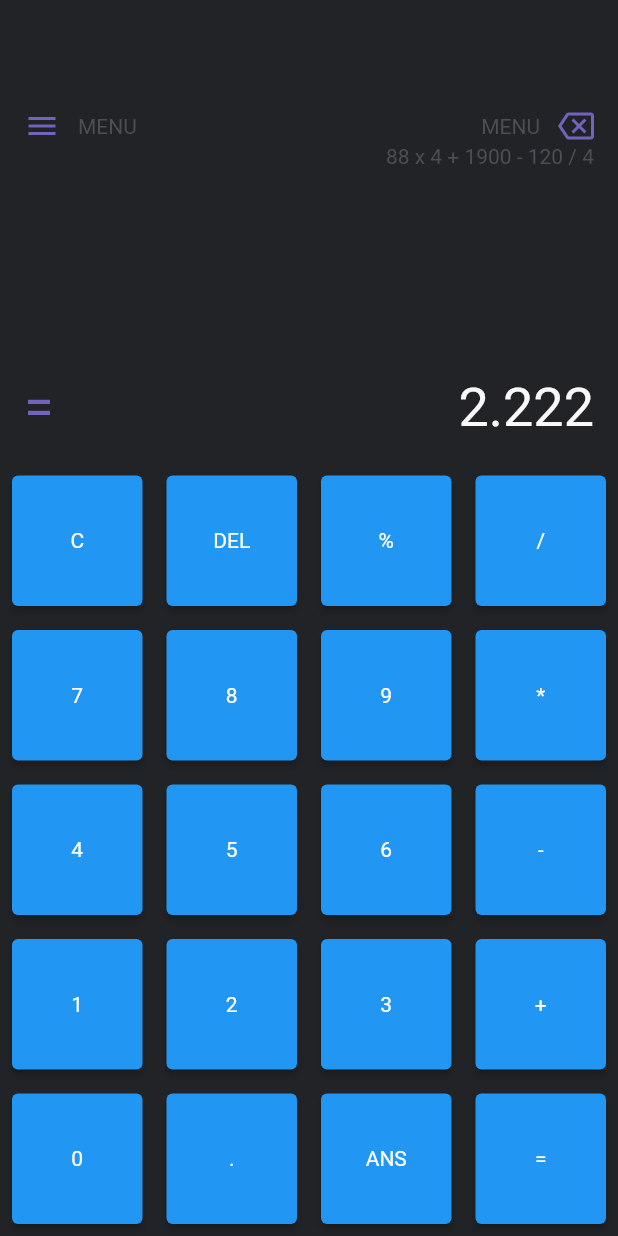
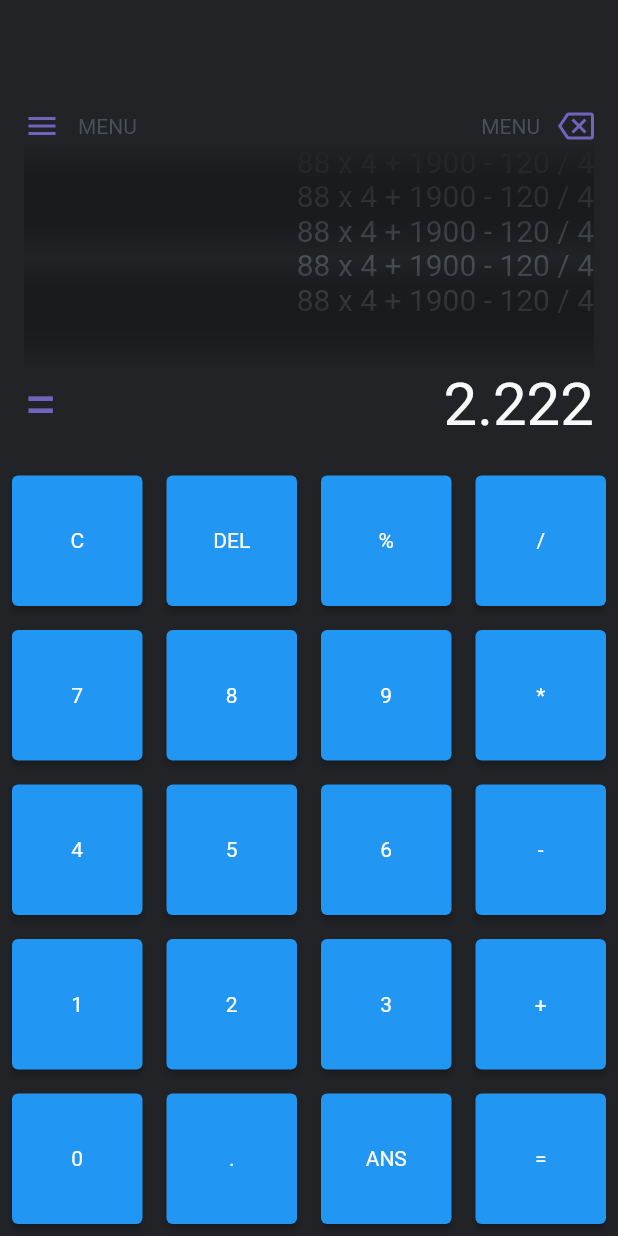
Before and after one commit to LaksCastro/code-heck, a Flutter app: the screen it shows after launch, on a phone screen of 412 x 824 dp. Run offline on Flutter 3.47's test engine with Material 2 defaults, Android fonts, the light colour scheme and no system bars; our stand-ins replace math_expressions.

Commit message:
(#1) Init display gradient

```diff
--- /dev/null
+++ b/shinoa/lib/custom/no_glow_scroll_behavior.dart
@@ -0,0 +1,10 @@
+
+import 'package:flutter/material.dart';
+
+class NoGlowScrollBehavior extends ScrollBehavior {
+  @override
+  Widget buildViewportChrome(
+      BuildContext context, Widget child, AxisDirection axisDirection) {
+    return child;
+  }
+}
--- a/shinoa/lib/main.dart
+++ b/shinoa/lib/main.dart
@@ -1,7 +1,10 @@
 import 'package:flutter/material.dart';
 import 'package:flutter/services.dart';
-import 'package:shinoa/theme.dart';
-import 'package:shinoa/view/calculator.dart';
+
+import 'custom/no_glow_scroll_behavior.dart';
+import 'view/calculator.dart';
+
+import 'theme.dart';
 
 void main() {
   WidgetsFlutterBinding.ensureInitialized();
@@ -20,6 +23,12 @@
   Widget build(BuildContext context) {
     return MaterialApp(
       title: 'Flutter Demo',
+      builder: (context, child) {
+        return ScrollConfiguration(
+          behavior: NoGlowScrollBehavior(),
+          child: child!,
+        );
+      },
       theme: ThemeData(
         fontFamily: kFontFamily,
         primarySwatch: Colors.blue,
--- a/shinoa/lib/view/display.dart
+++ b/shinoa/lib/view/display.dart
@@ -64,14 +64,53 @@
 
   Widget _buildHistory() {
     return Expanded(
-      child: ListView(
-        shrinkWrap: true,
-        children: const [
-          Align(
-            alignment: Alignment.bottomRight,
-            child: Text(
-              '88 x 4 + 1900 - 120 / 4',
-              style: TextStyle(color: kTextColor),
+      child: Stack(
+        children: [
+          ListView(
+            physics: const BouncingScrollPhysics(),
+            shrinkWrap: true,
+            reverse: true,
+            children: const [
+              Text(
+                '88 x 4 + 1900 - 120 / 4',
+                style: _kHistoryTextStyle,
+                textAlign: TextAlign.right,
+              ),
+              Text(
+                '88 x 4 + 1900 - 120 / 4',
+                style: _kHistoryTextStyle,
+                textAlign: TextAlign.right,
+              ),
+              Text(
+                '88 x 4 + 1900 - 120 / 4',
+                style: _kHistoryTextStyle,
+                textAlign: TextAlign.right,
+              ),
+              Text(
+                '88 x 4 + 1900 - 120 / 4',
+                style: _kHistoryTextStyle,
+                textAlign: TextAlign.right,
+              ),
+              Text(
+                '88 x 4 + 1900 - 120 / 4',
+                style: _kHistoryTextStyle,
+                textAlign: TextAlign.right,
+              ),
+            ],
+          ),
+          Positioned.fill(
+            child: Container(
+              decoration: const BoxDecoration(
+                gradient: LinearGradient(
+                  begin: Alignment.topCenter,
+                  end: Alignment.bottomCenter,
+                  colors: [
+                    kBackgroundColor,
+                    Colors.transparent,
+                    kBackgroundColor,
+                  ],
+                ),
+              ),
             ),
           ),
         ],
@@ -81,12 +120,17 @@
 
   static final _kEqualTextStyle = TextStyle(
     color: kAccentLightColor,
-    fontSize: 36,
+    fontSize: 40,
   );
 
   static const _kResultTextStyle = TextStyle(
     color: kLightText,
-    fontSize: 36,
+    fontSize: 40,
+  );
+
+  static const _kHistoryTextStyle = TextStyle(
+    color: kTextColor,
+    fontSize: 20,
   );
 
   Widget _buildResult() {
```
